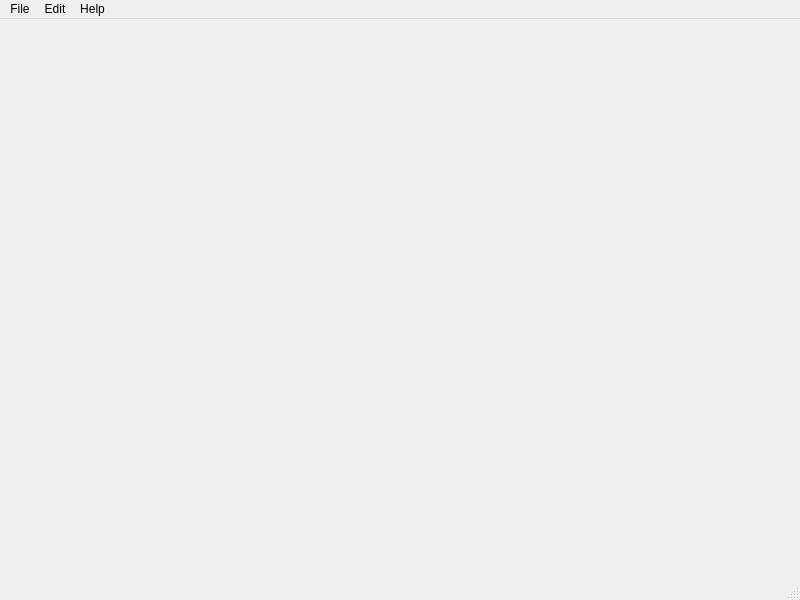
First picture: the form in mainwindow.ui, repository theomeuh/SQLMoteor, before the edit.
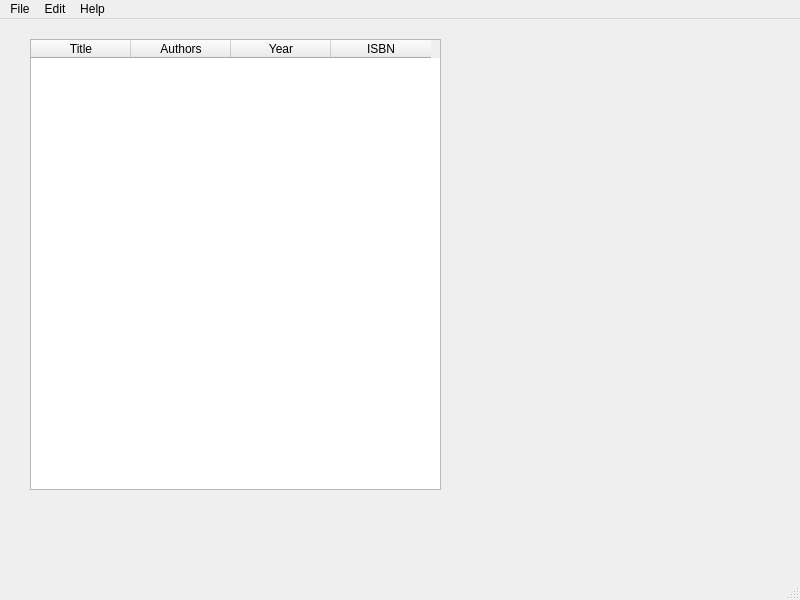
Second picture: the form after the edit.

The edit to the form file:
```diff
--- a/mainwindow.ui
+++ b/mainwindow.ui
@@ -13,7 +13,38 @@
   <property name="windowTitle">
    <string>MainWindow</string>
   </property>
-  <widget class="QWidget" name="centralwidget"/>
+  <widget class="QWidget" name="centralwidget">
+   <widget class="QTableWidget" name="bookTable">
+    <property name="geometry">
+     <rect>
+      <x>30</x>
+      <y>20</y>
+      <width>411</width>
+      <height>451</height>
+     </rect>
+    </property>
+    <column>
+     <property name="text">
+      <string>Title</string>
+     </property>
+    </column>
+    <column>
+     <property name="text">
+      <string>Authors</string>
+     </property>
+    </column>
+    <column>
+     <property name="text">
+      <string>Year</string>
+     </property>
+    </column>
+    <column>
+     <property name="text">
+      <string>ISBN</string>
+     </property>
+    </column>
+   </widget>
+  </widget>
   <widget class="QMenuBar" name="menubar">
    <property name="geometry">
     <rect>
```
